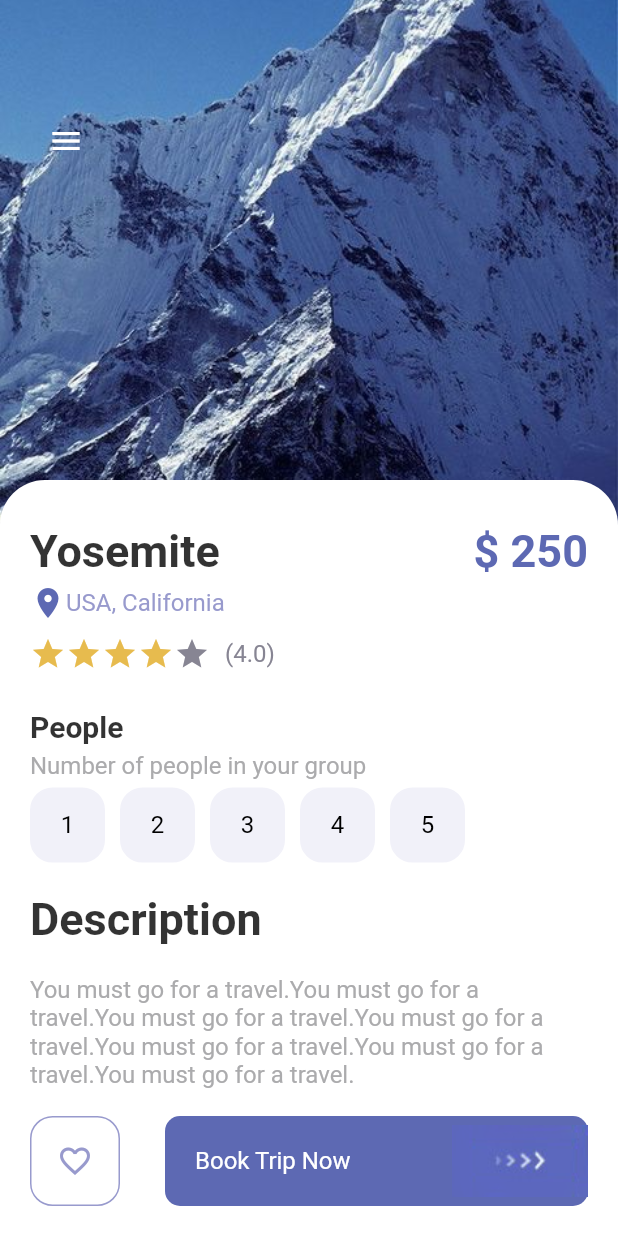
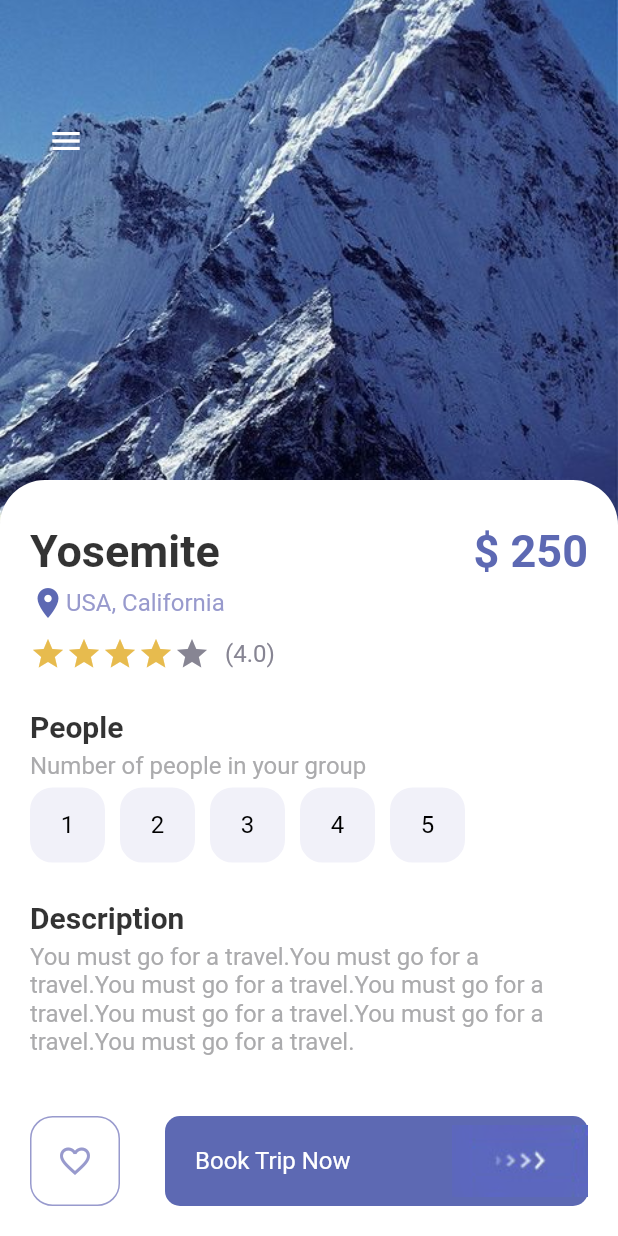
Before and after one commit to syunsuke1115/snow_mountain_UI_10templete, a Flutter app: the DetailPage screen opened directly, on a phone screen of 412 x 824 dp. Run offline on Flutter 3.47's test engine with Material 2 defaults, Android fonts, the phone set to English and light mode, and no system bars.

Commit message:
changed UI

```diff
--- a/lib/pages/detail_page.dart
+++ b/lib/pages/detail_page.dart
@@ -166,14 +166,15 @@ class _DetailPageState extends State<DetailPage> {
                       }),
                     ),
                     SizedBox(
-                      height: 20,
+                      height: 25,
                     ),
                     AppLargeText(
                       text: "Description",
                       color: Colors.black.withOpacity(0.8),
+                      size: 20,
                     ),
                     SizedBox(
-                      height: 20,
+                      height: 5,
                     ),
                     AppText(
                       text:
```
